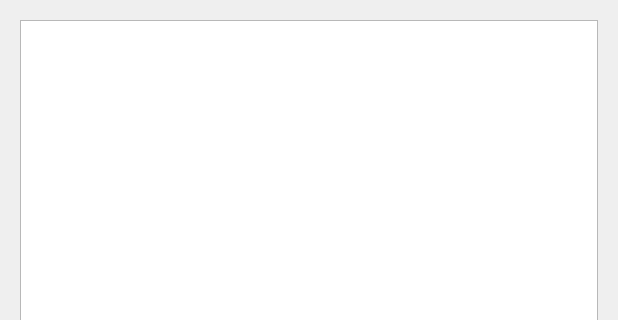
KDE/kommit, file src/libkommitwidgets/widgets/reportwidget.ui: the form before one commit; both pictures show x 0 to 618 and y 0 to 320 of the 618 by 637 pixel window.
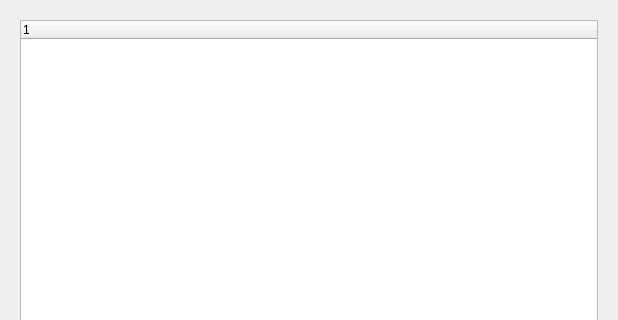
The form after the commit.

Commit message: USe a qtreewidget (better that qtablewidget)

What changed in the file:
```diff
--- a/src/libkommitwidgets/widgets/reportwidget.ui
+++ b/src/libkommitwidgets/widgets/reportwidget.ui
@@ -22,7 +22,16 @@
      <widget class="QWidget" name="page">
       <layout class="QVBoxLayout" name="verticalLayout">
        <item>
-        <widget class="QTableWidget" name="tableWidget"/>
+        <widget class="QTreeWidget" name="treeWidget">
+         <property name="rootIsDecorated">
+          <bool>false</bool>
+         </property>
+         <column>
+          <property name="text">
+           <string notr="true">1</string>
+          </property>
+         </column>
+        </widget>
        </item>
       </layout>
      </widget>
```
The commit also changes 2 other files.
